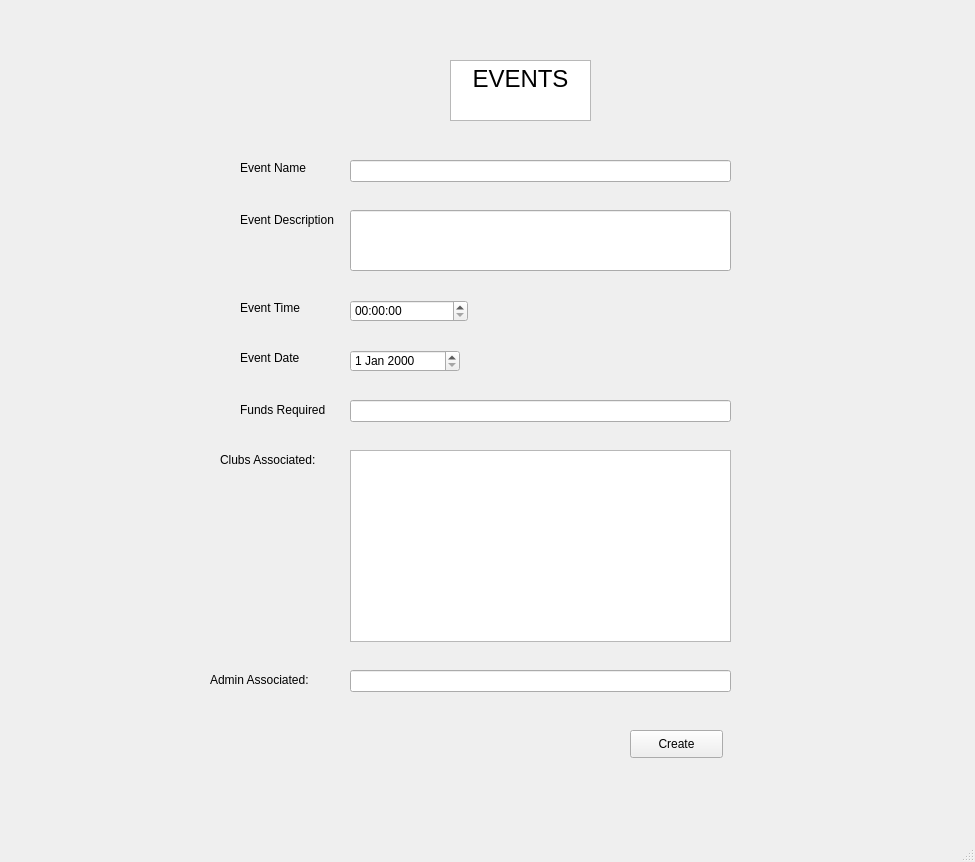
Qt form create_Event.ui (taqiKaAccount/Club-Management-System) before a commit.
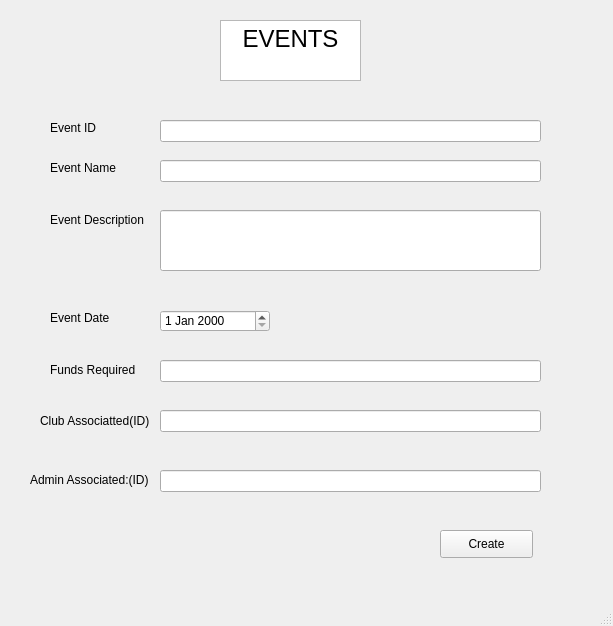
The same form after that commit.

Diff of the .ui file:
```diff
--- a/create_Event.ui
+++ b/create_Event.ui
@@ -6,8 +6,8 @@
    <rect>
     <x>0</x>
     <y>0</y>
-    <width>975</width>
-    <height>862</height>
+    <width>613</width>
+    <height>626</height>
    </rect>
   </property>
   <property name="windowTitle">
@@ -17,8 +17,8 @@
    <widget class="QTextEdit" name="textEdit">
     <property name="geometry">
      <rect>
-      <x>450</x>
-      <y>60</y>
+      <x>220</x>
+      <y>20</y>
       <width>141</width>
       <height>61</height>
      </rect>
@@ -37,7 +37,7 @@
    <widget class="QLabel" name="label">
     <property name="geometry">
      <rect>
-      <x>240</x>
+      <x>50</x>
       <y>160</y>
       <width>81</width>
       <height>16</height>
@@ -50,7 +50,7 @@
    <widget class="QLineEdit" name="EventNameLine">
     <property name="geometry">
      <rect>
-      <x>350</x>
+      <x>160</x>
       <y>160</y>
       <width>381</width>
       <height>22</height>
@@ -60,7 +60,7 @@
    <widget class="QLineEdit" name="EventDescriptionLine">
     <property name="geometry">
      <rect>
-      <x>350</x>
+      <x>160</x>
       <y>210</y>
       <width>381</width>
       <height>61</height>
@@ -70,7 +70,7 @@
    <widget class="QLabel" name="label_2">
     <property name="geometry">
      <rect>
-      <x>240</x>
+      <x>50</x>
       <y>210</y>
       <width>101</width>
       <height>20</height>
@@ -80,24 +80,11 @@
      <string>Event Description</string>
     </property>
    </widget>
-   <widget class="QLabel" name="label_3">
-    <property name="geometry">
-     <rect>
-      <x>240</x>
-      <y>300</y>
-      <width>81</width>
-      <height>16</height>
-     </rect>
-    </property>
-    <property name="text">
-     <string>Event Time</string>
-    </property>
-   </widget>
    <widget class="QLabel" name="label_4">
     <property name="geometry">
      <rect>
-      <x>240</x>
-      <y>350</y>
+      <x>50</x>
+      <y>310</y>
       <width>81</width>
       <height>16</height>
      </rect>
@@ -106,21 +93,11 @@
      <string>Event Date</string>
     </property>
    </widget>
-   <widget class="QTimeEdit" name="EventTimeLine">
-    <property name="geometry">
-     <rect>
-      <x>350</x>
-      <y>300</y>
-      <width>118</width>
-      <height>22</height>
-     </rect>
-    </property>
-   </widget>
    <widget class="QDateEdit" name="EventDateLine">
     <property name="geometry">
      <rect>
-      <x>350</x>
-      <y>350</y>
+      <x>160</x>
+      <y>310</y>
       <width>110</width>
       <height>22</height>
      </rect>
@@ -129,31 +106,21 @@
    <widget class="QLabel" name="label_5">
     <property name="geometry">
      <rect>
-      <x>220</x>
-      <y>450</y>
-      <width>101</width>
-      <height>20</height>
+      <x>40</x>
+      <y>410</y>
+      <width>121</width>
+      <height>21</height>
      </rect>
     </property>
     <property name="text">
-     <string>Clubs Associated:</string>
-    </property>
-   </widget>
-   <widget class="QListWidget" name="listWidget">
-    <property name="geometry">
-     <rect>
-      <x>350</x>
-      <y>450</y>
-      <width>381</width>
-      <height>192</height>
-     </rect>
+     <string>Club Associatted(ID)</string>
     </property>
    </widget>
    <widget class="QPushButton" name="CreateButton">
     <property name="geometry">
      <rect>
-      <x>630</x>
-      <y>730</y>
+      <x>440</x>
+      <y>530</y>
       <width>93</width>
       <height>28</height>
      </rect>
@@ -165,8 +132,8 @@
    <widget class="QLabel" name="label_6">
     <property name="geometry">
      <rect>
-      <x>240</x>
-      <y>400</y>
+      <x>50</x>
+      <y>360</y>
       <width>91</width>
       <height>20</height>
      </rect>
@@ -178,8 +145,8 @@
    <widget class="QLineEdit" name="FundsLine">
     <property name="geometry">
      <rect>
-      <x>350</x>
-      <y>400</y>
+      <x>160</x>
+      <y>360</y>
       <width>381</width>
       <height>22</height>
      </rect>
@@ -188,26 +155,62 @@
    <widget class="QLabel" name="label_7">
     <property name="geometry">
      <rect>
-      <x>210</x>
-      <y>670</y>
-      <width>101</width>
+      <x>30</x>
+      <y>470</y>
+      <width>131</width>
       <height>20</height>
      </rect>
     </property>
     <property name="text">
-     <string>Admin Associated:</string>
+     <string>Admin Associated:(ID)</string>
     </property>
    </widget>
    <widget class="QLineEdit" name="AdminAddLine">
     <property name="geometry">
      <rect>
-      <x>350</x>
-      <y>670</y>
+      <x>160</x>
+      <y>470</y>
       <width>381</width>
       <height>22</height>
      </rect>
     </property>
    </widget>
+   <widget class="QLineEdit" name="ClubAssociatted">
+    <property name="geometry">
+     <rect>
+      <x>160</x>
+      <y>410</y>
+      <width>381</width>
+      <height>22</height>
+     </rect>
+    </property>
+   </widget>
+   <widget class="QLineEdit" name="EventIDLine">
+    <property name="geometry">
+     <rect>
+      <x>160</x>
+      <y>120</y>
+      <width>381</width>
+      <height>22</height>
+     </rect>
+    </property>
+    <property name="text">
+     <string/>
+    </property>
+   </widget>
+   <widget class="QLabel" name="label_3">
+    <property name="geometry">
+     <rect>
+      <x>50</x>
+      <y>120</y>
+      <width>81</width>
+      <height>16</height>
+     </rect>
+    </property>
+    <property name="text">
+     <string>Event ID</string>
+    </property>
+   </widget>
   </widget>
   <widget class="QMenuBar" name="menubar">
    <property name="geometry">
```
Left out of the diff: 2 changed lines with no effect on the pictures.
